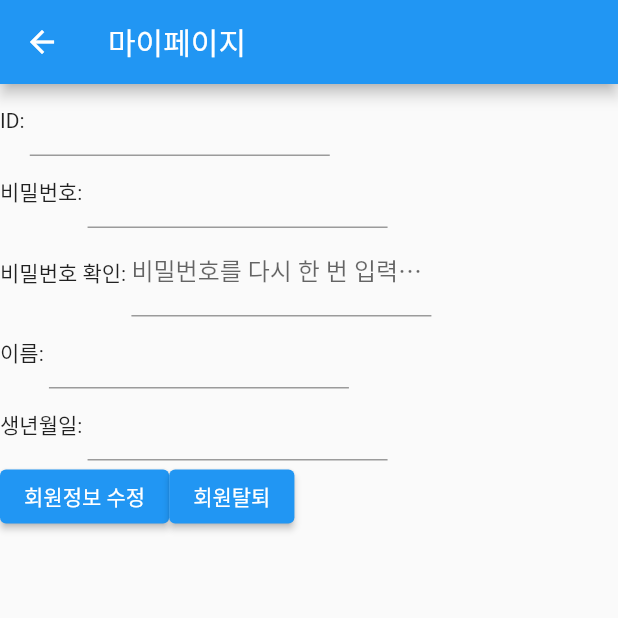
After one commit to MirrorSpring/DIVO, a Flutter app: the MyPage screen opened directly, on a phone screen of 412 x 824 dp, the top half of it. The commit adds this screen. Run offline on Flutter 3.47's test engine with Material 2 defaults, Android fonts, the phone set to English and light mode, and no system bars; our stand-ins replace shared_preferences; accounts and stored records are empty; network calls fail.

Commit message:
회원정보 수정 구현

```diff
--- a/flutterboard_app/lib/views/login.dart
+++ b/flutterboard_app/lib/views/login.dart
@@ -84,7 +84,7 @@ class _LoginState extends State<Login> with WidgetsBindingObserver {
                   onPressed: () {
                     _loginTry(idCont.text.trim(), pwCont.text.trim(), context)
                         .whenComplete(() {
-                      if (data[0]['check'] == 1) {
+                      if (data[0]['check']!=null) {
                         _saveId();
                         _showSuccess(context);
                       } else {
@@ -211,7 +211,7 @@ class _LoginState extends State<Login> with WidgetsBindingObserver {
     );
   }
 
-  //Desc: 로그인 성공 시 뜨는 다이얼로그
+  //Desc: 로그인 실패 시 뜨는 다이얼로그
   //Date: 2022-12-23
   _showFail(BuildContext context) {
     showDialog(
@@ -245,5 +245,6 @@ class _LoginState extends State<Login> with WidgetsBindingObserver {
   _saveId() async {
     final pref = await SharedPreferences.getInstance();
     pref.setString('userid', idCont.text);
+    pref.setString('username',data[0]['check']);
   }
 }
--- /dev/null
+++ b/flutterboard_app/lib/views/mypage.dart
@@ -0,0 +1,241 @@
+import 'dart:convert';
+
+import 'package:flutter/material.dart';
+import 'package:flutterboard_app/static/static.dart';
+import 'package:http/http.dart' as http;
+import 'package:shared_preferences/shared_preferences.dart';
+
+class MyPage extends StatefulWidget {
+  const MyPage({super.key});
+
+  @override
+  State<MyPage> createState() => _MyPageState();
+}
+
+class _MyPageState extends State<MyPage> {
+  late TextEditingController idCont;
+  late TextEditingController pwCont;
+  late TextEditingController pwCheckCont;
+  late TextEditingController nameCont;
+  late TextEditingController birthdayCont;
+  late bool idcheck;
+  late bool pwcheck;
+  late List data;
+  var userid;
+
+  @override
+  void initState() {
+    super.initState();
+    idCont = TextEditingController();
+    pwCont = TextEditingController();
+    pwCheckCont = TextEditingController();
+    nameCont = TextEditingController();
+    birthdayCont = TextEditingController();
+    idcheck = true;
+    pwcheck = false;
+    data=[];
+    userid='';
+    getUserInfo().whenComplete(() {
+      idCont.text=data[0]['userid'];
+      pwCont.text=data[0]['userpw'];
+      nameCont.text=data[0]['username'];
+      birthdayCont.text=data[0]['birthday'];
+    });
+  }
+
+  @override
+  Widget build(BuildContext context) {
+    return Scaffold(
+      appBar: AppBar(
+        title: const Text(
+          '마이페이지',
+        ),
+      ),
+      body: Center(
+        child: Column(
+          children: [
+            Row(
+              children: [
+                const Text(
+                  'ID: ',
+                ),
+                SizedBox(
+                  width: 200,
+                  child: TextField(
+                    controller: idCont,
+                    readOnly: true,
+                  ),
+                ),
+              ],
+            ),
+            Row(
+              children: [
+                const Text(
+                  '비밀번호: ',
+                ),
+                SizedBox(
+                  width: 200,
+                  child: TextField(
+                    controller: pwCont,
+                    obscureText: true,
+                    onChanged: (value) {
+                      if (pwCont.text.trim() == pwCheckCont.text.trim()) {
+                        setState(() {
+                          pwcheck = true;
+                        });
+                      } else {
+                        setState(() {
+                          pwcheck = false;
+                        });
+                      }
+                    },
+                  ),
+                ),
+              ],
+            ),
+            Row(
+              children: [
+                const Text(
+                  '비밀번호 확인: ',
+                ),
+                SizedBox(
+                  width: 200,
+                  child: TextField(
+                    controller: pwCheckCont,
+                    obscureText: true,
+                    onChanged: (value) {
+                      if (pwCont.text.trim() == pwCheckCont.text.trim()) {
+                        setState(() {
+                          pwcheck = true;
+                        });
+                      } else {
+                        setState(() {
+                          pwcheck = false;
+                        });
+                      }
+                    },
+                    decoration: InputDecoration(
+                      labelText: idCont.text.trim().isNotEmpty
+                          ? pwcheck
+                              ? '비밀번호가 일치합니다.'
+                              : '비밀번호가 일치하지 않습니다.'
+                          : '비밀번호를 다시 한 번 입력하세요',
+                    ),
+                  ),
+                ),
+              ],
+            ),
+            Row(
+              children: [
+                const Text(
+                  '이름: ',
+                ),
+                SizedBox(
+                  width: 200,
+                  child: TextField(
+                    controller: nameCont,
+                  ),
+                ),
+              ],
+            ),
+            Row(
+              children: [
+                const Text(
+                  '생년월일: ',
+                ),
+                SizedBox(
+                  width: 200,
+                  child: TextField(
+                    controller: birthdayCont,
+                    keyboardType: TextInputType.number,
+                  ),
+                ),
+              ],
+            ),
+            Row(
+              children: [
+                ElevatedButton(
+                  onPressed: () {
+                    updateUser();
+                  },
+                  child: const Text(
+                    '회원정보 수정',
+                  ),
+                ),
+                ElevatedButton(
+                  onPressed: () {
+                    //--
+                  },
+                  child: const Text(
+                    '회원탈퇴',
+                  ),
+                ),
+              ],
+            ),
+          ],
+        ),
+      ),
+    );
+  }
+
+  //Desc: 회원정보 출력
+  //Date: 2022-12-26
+  Future<bool> getUserInfo() async{
+    final pref = await SharedPreferences.getInstance();
+    userid = pref.getString('userid');
+    data.clear();
+    var url = Uri.parse(
+        'http://${Static.ipAddress}:8080/mypage?userid=$userid');
+    var response = await http.get(url);
+    var dataConvertedJson = json.decode(utf8.decode(response.bodyBytes));
+    List result = dataConvertedJson['results'];
+
+    setState(() {
+      data.addAll(result);
+    });
+
+    return true;
+  }
+
+  //Desc: 회원정보 수정
+  //Date: 2022-12-26
+  Future<bool> updateUser() async {
+    var url = Uri.parse(
+        'http://${Static.ipAddress}:8080/updateuser?userid=$userid&username=${nameCont.text.trim()}&userpw=${pwCont.text.trim()}&birthday=${birthdayCont.text.trim()}');
+    await http.get(url).whenComplete(() {
+      _showUpdateConfirm();
+    });
+    return true;
+  }
+
+  //Desc: 회원정보 수정 확인
+  //Date: 2022-12-26
+  _showUpdateConfirm() {
+    showDialog(
+      context: context,
+      barrierDismissible: false,
+      builder: (BuildContext context) {
+        return AlertDialog(
+          title: const Text(
+            '회원정보 수정',
+          ),
+          content: const Text(
+            '회원정보가 수정되었습니다.',
+          ),
+          actions: [
+            TextButton(
+              onPressed: () {
+                Navigator.of(context).pop();
+                Navigator.pop(context);
+                FocusScope.of(context).unfocus();
+              },
+              child: const Text(
+                '확인',
+              ),
+            ),
+          ],
+        );
+      },
+    );
+  }
+}
```
Also changed, not shown: flutterboard_app/lib/views/detail.dart (+18 -1 lines), flutterboard_app/lib/views/home.dart (+64 -1 lines), 7 other files.
